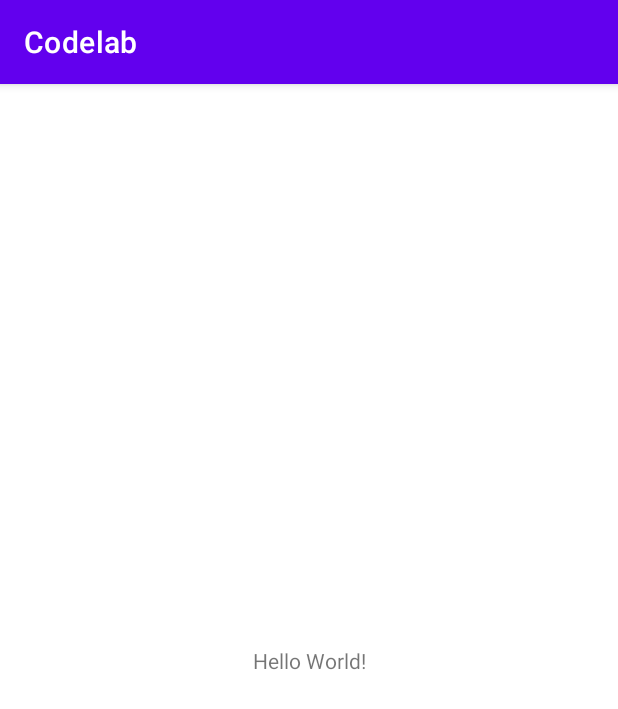
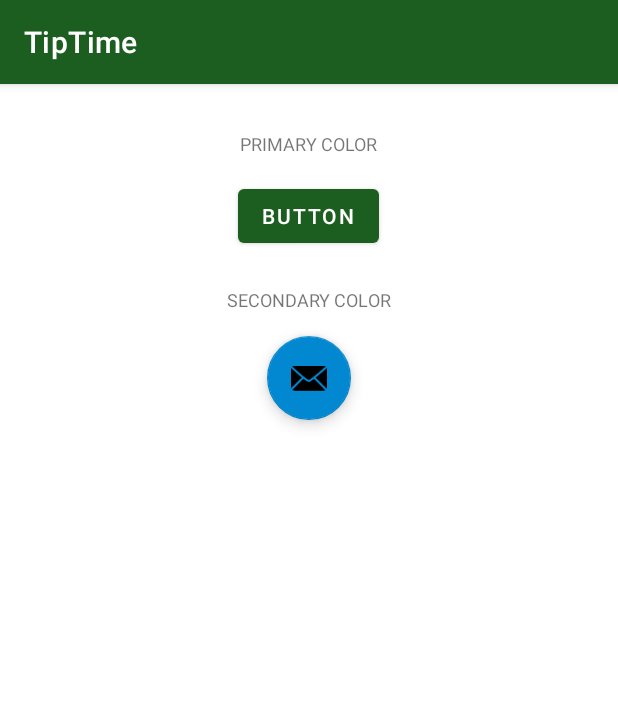
Before and after one commit to moshenskyi/Codelabs, an Android app: the screen it shows after launch (MainActivity), on a phone screen of 412 x 824 dp. Shown: the top 709 px of the screen. Run offline under Robolectric (Android 15) with nearby library versions, the phone set to English and light mode, and no system bars.

Commit message:
[Codelab: Change App Theme] Added themes

```diff
--- a/app/src/main/AndroidManifest.xml
+++ b/app/src/main/AndroidManifest.xml
@@ -10,7 +10,7 @@
         android:label="@string/app_name"
         android:roundIcon="@mipmap/ic_launcher_round"
         android:supportsRtl="true"
-        android:theme="@style/Theme.Codelab"
+        android:theme="@style/Theme.TipTime"
         tools:targetApi="31">
         <activity
             android:name=".MainActivity"
--- a/app/src/main/res/layout/activity_main.xml
+++ b/app/src/main/res/layout/activity_main.xml
@@ -1,18 +1,43 @@
 <?xml version="1.0" encoding="utf-8"?>
-<androidx.constraintlayout.widget.ConstraintLayout xmlns:android="http://schemas.android.com/apk/res/android"
+<LinearLayout xmlns:android="http://schemas.android.com/apk/res/android"
     xmlns:app="http://schemas.android.com/apk/res-auto"
     xmlns:tools="http://schemas.android.com/tools"
     android:layout_width="match_parent"
     android:layout_height="match_parent"
+    android:layout_margin="16dp"
+    android:orientation="vertical"
     tools:context=".MainActivity">
 
     <TextView
         android:layout_width="wrap_content"
+        android:layout_height="48dp"
+        android:layout_gravity="center_horizontal"
+        android:gravity="center_vertical"
+        android:text="@string/primary_color"
+        android:textAllCaps="true"
+        android:textSize="12sp" />
+
+    <Button
+        android:layout_width="wrap_content"
         android:layout_height="wrap_content"
-        android:text="Hello World!"
-        app:layout_constraintBottom_toBottomOf="parent"
-        app:layout_constraintEnd_toEndOf="parent"
-        app:layout_constraintStart_toStartOf="parent"
-        app:layout_constraintTop_toTopOf="parent" />
+        android:layout_gravity="center_horizontal"
+        android:text="@string/button" />
 
-</androidx.constraintlayout.widget.ConstraintLayout>
+    <TextView
+        android:layout_width="wrap_content"
+        android:layout_height="48dp"
+        android:layout_gravity="center_horizontal"
+        android:layout_marginTop="8dp"
+        android:gravity="center_vertical"
+        android:text="@string/secondary_color"
+        android:textAllCaps="true"
+        android:textSize="12sp" />
+
+    <com.google.android.material.floatingactionbutton.FloatingActionButton
+        android:layout_width="wrap_content"
+        android:layout_height="wrap_content"
+        android:layout_gravity="center_horizontal"
+        android:contentDescription="@string/email_icon"
+        app:srcCompat="@android:drawable/ic_dialog_email" />
+
+</LinearLayout>
--- a/app/src/main/res/values-night/themes.xml
+++ b/app/src/main/res/values-night/themes.xml
@@ -1,16 +1,16 @@
 <resources xmlns:tools="http://schemas.android.com/tools">
-    <!-- Base application theme. -->
-    <style name="Theme.Codelab" parent="Theme.MaterialComponents.DayNight.DarkActionBar">
+    <!-- Application theme for dark theme. -->
+    <style name="Theme.TipTime" parent="Theme.MaterialComponents.DayNight.DarkActionBar">
         <!-- Primary brand color. -->
-        <item name="colorPrimary">@color/purple_200</item>
-        <item name="colorPrimaryVariant">@color/purple_700</item>
+        <item name="colorPrimary">@color/green_light</item>
+        <item name="colorPrimaryVariant">@color/green</item>
         <item name="colorOnPrimary">@color/black</item>
         <!-- Secondary brand color. -->
-        <item name="colorSecondary">@color/teal_200</item>
-        <item name="colorSecondaryVariant">@color/teal_200</item>
+        <item name="colorSecondary">@color/blue_light</item>
+        <item name="colorSecondaryVariant">@color/blue_light</item>
         <item name="colorOnSecondary">@color/black</item>
         <!-- Status bar color. -->
-        <item name="android:statusBarColor">?attr/colorPrimaryVariant</item>
+        <item name="android:statusBarColor" tools:targetApi="l">?attr/colorPrimaryVariant</item>
         <!-- Customize your theme here. -->
     </style>
 </resources>
--- a/app/src/main/res/values/colors.xml
+++ b/app/src/main/res/values/colors.xml
@@ -1,10 +1,16 @@
 <?xml version="1.0" encoding="utf-8"?>
 <resources>
-    <color name="purple_200">#FFBB86FC</color>
     <color name="purple_500">#FF6200EE</color>
     <color name="purple_700">#FF3700B3</color>
     <color name="teal_200">#FF03DAC5</color>
     <color name="teal_700">#FF018786</color>
     <color name="black">#FF000000</color>
     <color name="white">#FFFFFFFF</color>
+
+    <color name="green">#1B5E20</color>
+    <color name="green_dark">#003300</color>
+    <color name="green_light">#A5D6A7</color>
+    <color name="blue">#0288D1</color>
+    <color name="blue_dark">#005B9F</color>
+    <color name="blue_light">#81D4FA</color>
 </resources>
--- a/app/src/main/res/values/strings.xml
+++ b/app/src/main/res/values/strings.xml
@@ -1,3 +1,7 @@
 <resources>
-    <string name="app_name">Codelab</string>
+        <string name="app_name">TipTime</string>
+        <string name="primary_color">Primary color</string>
+        <string name="button">Button</string>
+        <string name="secondary_color">Secondary color</string>
+        <string name="email_icon">email icon</string>
 </resources>
--- a/app/src/main/res/values/themes.xml
+++ b/app/src/main/res/values/themes.xml
@@ -1,16 +1,16 @@
 <resources xmlns:tools="http://schemas.android.com/tools">
     <!-- Base application theme. -->
-    <style name="Theme.Codelab" parent="Theme.MaterialComponents.DayNight.DarkActionBar">
+    <style name="Theme.TipTime" parent="Theme.MaterialComponents.DayNight.DarkActionBar">
         <!-- Primary brand color. -->
-        <item name="colorPrimary">@color/purple_500</item>
-        <item name="colorPrimaryVariant">@color/purple_700</item>
+        <item name="colorPrimary">@color/green</item>
+        <item name="colorPrimaryVariant">@color/green_dark</item>
         <item name="colorOnPrimary">@color/white</item>
         <!-- Secondary brand color. -->
-        <item name="colorSecondary">@color/teal_200</item>
-        <item name="colorSecondaryVariant">@color/teal_700</item>
+        <item name="colorSecondary">@color/blue</item>
+        <item name="colorSecondaryVariant">@color/blue_dark</item>
         <item name="colorOnSecondary">@color/black</item>
         <!-- Status bar color. -->
-        <item name="android:statusBarColor">?attr/colorPrimaryVariant</item>
+        <item name="android:statusBarColor" tools:targetApi="l">?attr/colorPrimaryVariant</item>
         <!-- Customize your theme here. -->
     </style>
 </resources>
```
